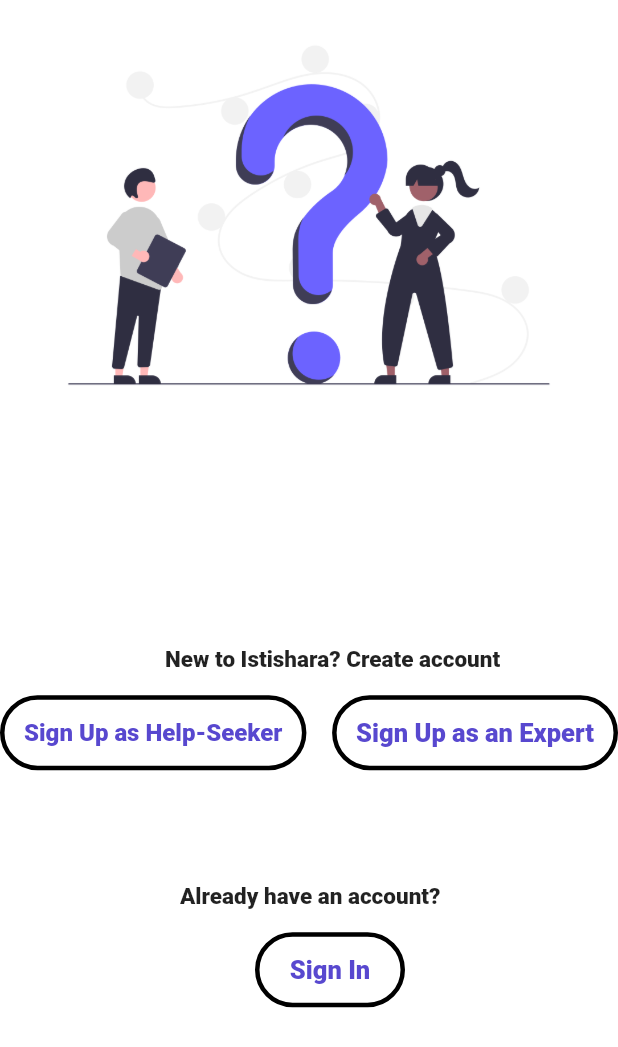
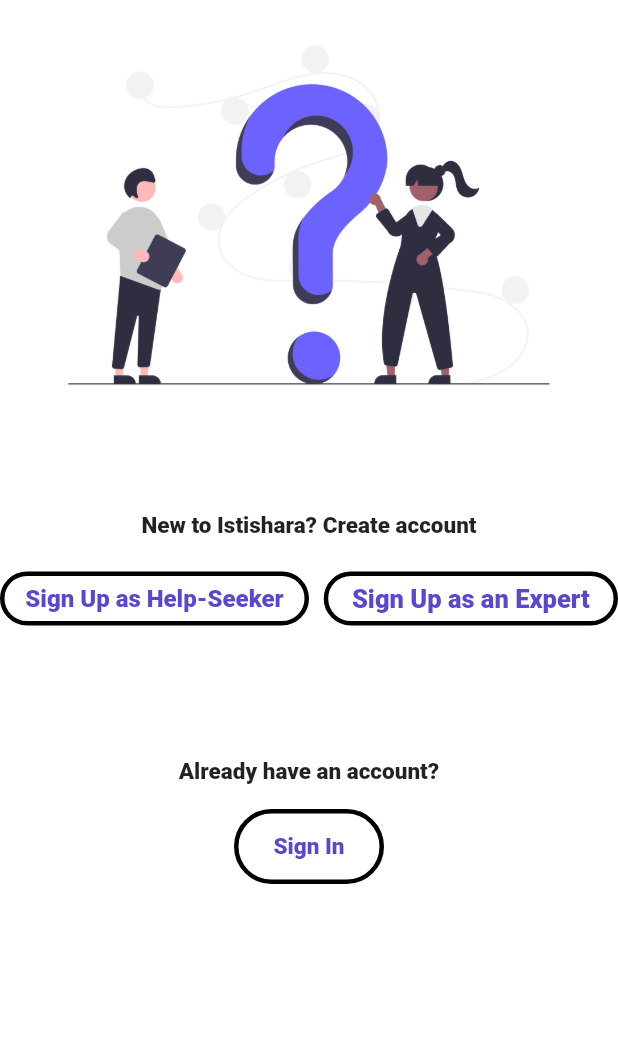
Before and after one commit to oia05/Istishara, a Flutter app: the screen it shows after launch, on a phone screen of 412 x 824 dp. Shown: the top 1047 px of the screen. Run offline on Flutter 3.47's test engine with Material 2 defaults, Android fonts, the phone set to English and light mode, and no system bars; our stand-ins replace cloud_firestore, connectivity; missing offline and left inert: loading_animations; accounts and stored records are empty.

Commit message:
Start Page Fix

```diff
--- a/lib/Login.dart
+++ b/lib/Login.dart
@@ -35,7 +35,7 @@ class _LoginDemoState extends State<LoginDemo> {
                     /*decoration: BoxDecoration(
                         color: Colors.red,
                         borderRadius: BorderRadius.circular(50.0)),*/
-                    child: Image.asset('lib/assets/images/meeting.png')),
+                    child: Image.asset('asset/images/meeting.png')),
               ),
             ),
             Padding(
--- a/lib/Start.dart
+++ b/lib/Start.dart
@@ -1,4 +1,4 @@
-import 'package:MyApp/Login.dart';
+import 'package:Istishara/Login.dart';
 import 'package:flutter/material.dart';
 
 
@@ -6,10 +6,7 @@ import 'package:flutter/material.dart';
 class StartApp extends StatelessWidget {
   @override
   Widget build(BuildContext context) {
-    return /*MaterialApp(
-      theme: ThemeData(
-      primarySwatch: Colors.deepPurple,),*/
-       _Start();
+    return _Start();
   }
 }
 
@@ -20,9 +17,13 @@ class _Start extends StatefulWidget {
   }
 }
 
+
+
 class _StartState extends State<_Start> {
   @override
   Widget build(BuildContext context) {
+    double screenWidth = MediaQuery.of(context).size.width;
+    double screenHeight = MediaQuery.of(context).size.height;
     return  Scaffold(
            backgroundColor: Colors.white,
             body: Stack( children: [
@@ -31,13 +32,15 @@ class _StartState extends State<_Start> {
         ) )
           ,Align(alignment: Alignment(0,0.5),
                 child: Container(
-      width: double.infinity,
-      height: 250,
+      width: screenWidth,
+      height: screenHeight/2,
       alignment: Alignment.center,
       child: Column(children: [
-        Row( children: [Container(width: 110,),  Text("New to Istishara? Create account",style: TextStyle(fontWeight: FontWeight.w900,fontSize: 15))],),
-         Container(height: 15,),
+         Center(child: Text("\n"),),
+         Center( child: Text("New to Istishara? Create account",style: TextStyle(fontWeight: FontWeight.w900,fontSize: 15))),
+         Container(child:Text(""),),
         Row(children: [
+          Container(width: screenWidth/2, child:
           OutlinedButton(
             child: Text("Sign Up as Help-Seeker",
                 style: TextStyle(
@@ -50,10 +53,10 @@ class _StartState extends State<_Start> {
               shape: RoundedRectangleBorder(
                 borderRadius: BorderRadius.circular(32.0),
               ),
-              minimumSize: Size(43,50)
-            ),
+            ),)
           ),
           Spacer(),
+          Container(width: screenWidth/2.1 ,child:
           OutlinedButton(
             child: Text("Sign Up as an Expert",
                 style: TextStyle(
@@ -66,25 +69,21 @@ class _StartState extends State<_Start> {
               shape: RoundedRectangleBorder(
                 borderRadius: BorderRadius.circular(32.0),
               ),
-              minimumSize: Size(40,50)
             ),
-          )
+          ))
         ]),
-        Container(height: 75,),
-        Row(children: [Container(width: 120,),  Text("Already have an account?",style: TextStyle(fontWeight: FontWeight.w900,fontSize: 15))],),
-        Container(height: 15,),
-        Row(
-          children: [
-            Container(
-              width: 170,
-            ),
-            OutlinedButton(
+        Container(height: screenHeight/10,),
+        Center( child: Text("Already have an account?",style: TextStyle(fontWeight: FontWeight.w900,fontSize: 15))),
+        Container(child: Text(""),),
+        Center(
+            child: OutlinedButton(
               onPressed: () {
               Navigator.push(
                   context, MaterialPageRoute(builder: (_) => MyApp()));},
               child: Text("Sign In",
+
                   style: TextStyle(
-                      fontSize: 17,
+                      fontSize: 15,
                       fontWeight: FontWeight.w900,
                       color: Color(0xff5848CF))),
               style: ElevatedButton.styleFrom(
@@ -95,8 +94,8 @@ class _StartState extends State<_Start> {
                 minimumSize: Size(100,50)
               ),
             ),
-          ],
-        ),
+          ),
+
       ]),
     )
     )
--- a/pubspec.yaml
+++ b/pubspec.yaml
@@ -1,4 +1,4 @@
-name: MyApp
+name: Istishara
 description: A new Flutter project.
 
 # The following line prevents the package from being accidentally published to
@@ -31,6 +31,7 @@ dependencies:
 
   # The following adds the Cassets:
   # Use with the CupertinoIcons class for iOS style icons.
+  cloud_firestore: ^0.13.5
 
 dev_dependencies:
   flutter_test:
```
Also changed, not shown: lib/main.dart (+17 -16 lines), pubspec.lock, 4 other files.
